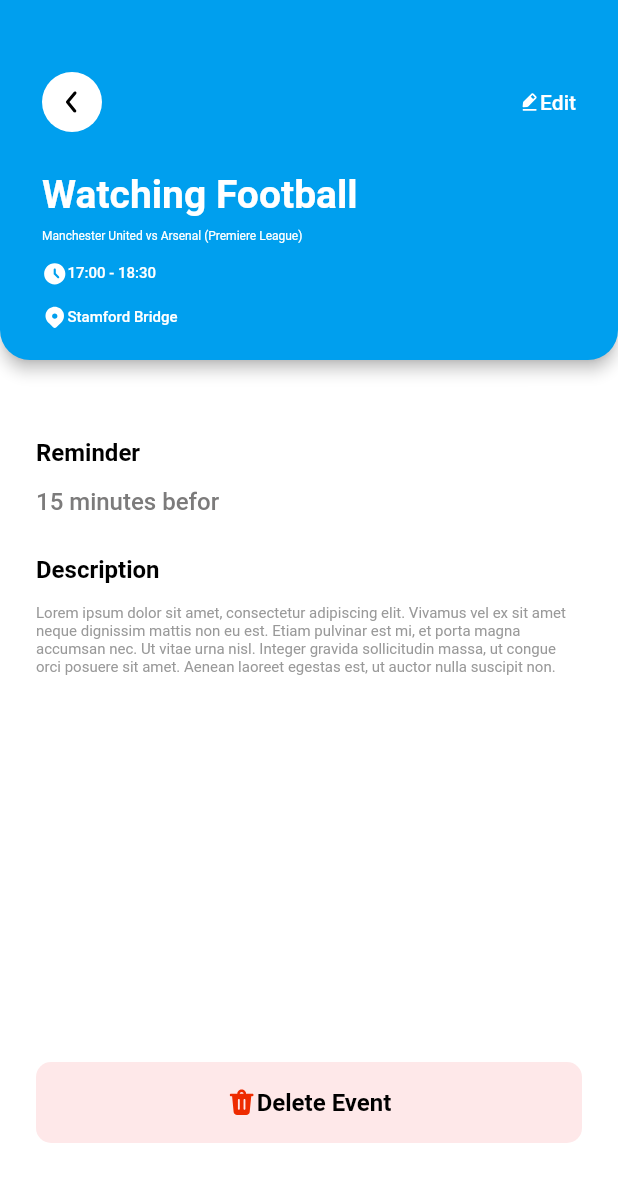
After one commit to Farxodxon/Schedule, a Flutter app: the EventDetails screen opened directly with sample values from the repository, on a phone screen of 412 x 824 dp. The commit adds this screen. Shown: the top 1182 px of the screen. Run offline on Flutter 3.47's test engine with Material 2 defaults, Android fonts, the phone set to English and light mode, and no system bars; our stand-ins replace bloc, flutter_bloc, flutter_svg.

Commit message:
add: Event Details

```diff
--- a/lib/add_event/add_event.dart
+++ b/lib/add_event/add_event.dart
@@ -2,7 +2,6 @@ import 'package:flutter/material.dart';
 import 'package:flutter_svg/svg.dart';
 import 'package:to_do/add_event/add_event_bloc.dart';
 import 'package:to_do/add_event/color_option.dart';
-import 'package:to_do/calendar/calendar_bloc.dart';
 
 class AddEvent extends StatelessWidget {
   AddEvent({super.key});
--- a/lib/app_view.dart
+++ b/lib/app_view.dart
@@ -2,6 +2,8 @@ import 'package:flutter/material.dart';
 import 'package:flutter_bloc/flutter_bloc.dart';
 import 'package:to_do/add_event/add_event.dart';
 import 'package:to_do/calendar/calendar.dart';
+import 'package:to_do/event_details/event_details.dart';
+import 'package:to_do/event_details/event_details_bloc.dart';
 import 'package:to_do/theme_cubit.dart';
 
 class AppView extends StatelessWidget {
@@ -13,11 +15,13 @@ class AppView extends StatelessWidget {
     return BlocBuilder<ThemeCubit, ThemeData>(
       builder: (_, theme) {
         return MaterialApp(
+          debugShowCheckedModeBanner: false,
           theme: theme,
           home:  Calendar(),
           routes: {
             Calendar().routName: (context) => Calendar(),
             AddEvent().routName: (context) => AddEvent(),
+            EventDetails().routName: (context) => EventDetails(),
           },
         );
       },
--- a/lib/calendar/calendar.dart
+++ b/lib/calendar/calendar.dart
@@ -1,17 +1,19 @@
 import 'package:flutter/material.dart';
+import 'package:flutter/services.dart';
 import 'package:flutter_svg/flutter_svg.dart';
 import 'package:to_do/add_event/add_event_bloc.dart';
 import 'package:to_do/add_event/color_option.dart';
 import 'package:to_do/calendar/calendar_bloc.dart';
 import 'package:to_do/calendar/calendar_state.dart';
 import 'package:to_do/data.dart';
+import 'package:to_do/event_details/event_details_bloc.dart';
 
 class Calendar extends StatelessWidget {
   final bloc = CalendarBloc();
   final routName = '/calendar';
-
   @override
   Widget build(BuildContext context) {
+
     return StreamBuilder(
         stream: bloc.stateStream,
         initialData: CalendarState(
@@ -20,7 +22,17 @@ class Calendar extends StatelessWidget {
             year: DateTime.now().year),
         builder: (context, snapshot) {
           final state = snapshot.data;
-          return Scaffold(
+          return AnnotatedRegion<SystemUiOverlayStyle>(
+            value: SystemUiOverlayStyle(
+              statusBarColor: Colors.white,
+              // <-- SEE HERE
+              statusBarIconBrightness: Brightness.dark,
+              //<-- For Android SEE HERE (dark icons)
+              statusBarBrightness:
+              Brightness.light, //<-- For iOS SEE HERE (dark icons)
+            ),
+            child: Scaffold(
+              backgroundColor: Colors.white,
               body: Padding(
                 padding: const EdgeInsets.only(
                   top: 16,
@@ -196,17 +208,28 @@ class Calendar extends StatelessWidget {
                       shrinkWrap: true,
                       physics: const NeverScrollableScrollPhysics(),
                       children: List.generate(
-                        3, (index) => getItemEvent(events[index])),
+                        3,
+                        (index) => getItemEvent(
+                          events[index],
+                          context,
+                        ),
+                      ),
                     )
                   ],
+                ),
               ),
             ),
           );
         });
   }
 
-  Widget getItemEvent(AddEventState addEventState) {
-    return Padding(
+  Widget getItemEvent(AddEventState addEventState, BuildContext context) {
+    return InkWell(
+      onTap: () {
+        Navigator.of(context)
+            .pushNamed('/event_details', arguments: addEventState);
+      },
+      child: Padding(
         padding: const EdgeInsets.symmetric(vertical: 7.0),
         child: Container(
           decoration: BoxDecoration(
@@ -273,6 +296,7 @@ class Calendar extends StatelessWidget {
                 ),
               )
             ],
+          ),
         ),
       ),
     );
--- /dev/null
+++ b/lib/event_details/event_details.dart
@@ -0,0 +1,269 @@
+import 'package:flutter/material.dart';
+import 'package:flutter/services.dart';
+import 'package:flutter_svg/svg.dart';
+import 'package:to_do/add_event/add_event_bloc.dart';
+import 'package:to_do/event_details/event_details_bloc.dart';
+import 'package:to_do/event_details/event_details_state.dart';
+
+class EventDetails extends StatelessWidget {
+  EventDetails({super.key});
+
+  final bloc = EventDetailsBloc();
+  final routName = "/event_details";
+
+  @override
+  Widget build(BuildContext context) {
+    final arg=ModalRoute.of(context)?.settings.arguments as AddEventState;
+
+    return StreamBuilder(
+        stream: bloc.stateStream,
+        initialData: EventDetailsState(
+          addEventState:arg?? AddEventState(
+            name: "",
+            location: "",
+            description: "",
+            dateTime: DateTime.now(),
+            colorOption: bloc.selectedColor,
+          ),
+          title: '',
+          subTitle: '',
+        ),
+        builder: (context, snapshot) {
+          final state = snapshot.data;
+          return Scaffold(
+            resizeToAvoidBottomInset: false,
+            appBar: getAppBar(context,state!.addEventState),
+            backgroundColor: const Color(0xFFFFFFFF),
+            body: Padding(
+              padding: const EdgeInsets.only(
+                top: 48,
+                left: 24,
+                right: 24,
+                bottom: 62,
+              ),
+              child: Column(
+                mainAxisAlignment: MainAxisAlignment.start,
+                crossAxisAlignment: CrossAxisAlignment.start,
+                children: [
+                  const Padding(
+                    padding: EdgeInsets.symmetric(vertical: 4),
+                    child: Text(
+                      "Reminder",
+                      style: TextStyle(
+                        fontWeight: FontWeight.w600,
+                        fontSize: 16,
+                        color: Colors.black,
+                      ),
+                    ),
+                  ),
+                  const SizedBox(height: 10,),
+                  const Text(
+                    "15 minutes befor",
+                    style: TextStyle(
+                      fontWeight: FontWeight.w500,
+                      fontSize: 16,
+                      color: Color(0xFF7C7B7B),
+                    ),
+                  ),
+                  const SizedBox(height: 22,),
+                  const Padding(
+                    padding: EdgeInsets.symmetric(vertical: 4),
+                    child: Text(
+                      "Description",
+                      style: TextStyle(
+                        fontWeight: FontWeight.w600,
+                        fontSize: 16,
+                        color: Colors.black,
+                      ),
+                    ),
+                  ),
+                  const SizedBox(height: 10,),
+                  const Expanded(
+                    child: Text(
+                      "Lorem ipsum dolor sit amet, consectetur adipiscing elit. Vivamus vel ex sit amet neque dignissim mattis non eu est. Etiam pulvinar est mi, et porta magna accumsan nec. Ut vitae urna nisl. Integer gravida sollicitudin massa, ut congue orci posuere sit amet. Aenean laoreet egestas est, ut auctor nulla suscipit non. ",
+                      style: TextStyle(
+                        fontWeight: FontWeight.w400,
+                        fontSize: 10,
+                        color: Color(0xff999999),
+                      ),
+                    ),
+                  ),
+                  InkWell(
+                    onTap: () {
+
+                    },
+                    child: Container(
+                      width: double.infinity,
+                      padding: const EdgeInsets.symmetric(
+                        vertical: 17,
+                        horizontal: 25,
+                      ),
+                      decoration: BoxDecoration(
+                        borderRadius: BorderRadius.circular(10),
+                        color: const Color(0xFFFEE8E9),
+                      ),
+                      alignment: Alignment.center,
+                      child: Row(
+                        mainAxisSize: MainAxisSize.min,
+                        children: [
+                          SvgPicture.asset("assets/icon_delete.svg"),
+                          const Text(
+                            "Delete Event",
+                            style: TextStyle(
+                              fontSize: 16,
+                              fontWeight: FontWeight.w600,
+                              color: Color(0xFF000000),
+                            ),
+                          ),
+                        ],
+                      ),
+                    ),
+                  ),
+                ],
+              ),
+            ),
+          );
+        });
+  }
+
+  getAppBar(BuildContext context, AddEventState addEventState) {
+    return AppBar(
+      toolbarHeight: 0,
+      titleSpacing: 0,
+      systemOverlayStyle:  SystemUiOverlayStyle(
+        statusBarColor: addEventState.colorOption.color,
+        // <-- SEE HERE
+        statusBarIconBrightness: Brightness.light,
+        //<-- For Android SEE HERE (dark icons)
+        statusBarBrightness:
+            Brightness.light, //<-- For iOS SEE HERE (dark icons)
+      ),
+      automaticallyImplyLeading: false,
+      shape: const RoundedRectangleBorder(
+        borderRadius: BorderRadius.vertical(
+          bottom: Radius.circular(20.0),
+        ),
+      ),
+      backgroundColor: addEventState.colorOption.color,
+      bottom: PreferredSize(
+        preferredSize: const Size.fromHeight(240),
+        child: Padding(
+          padding: const EdgeInsets.only(
+            top: 48,
+            left: 28,
+            right: 28,
+            bottom: 20,
+          ),
+          child: Column(
+            mainAxisSize: MainAxisSize.max,
+            mainAxisAlignment: MainAxisAlignment.start,
+            crossAxisAlignment: CrossAxisAlignment.start,
+            children: [
+              Row(
+                mainAxisSize: MainAxisSize.max,
+                mainAxisAlignment: MainAxisAlignment.spaceBetween,
+                children: [
+                  InkWell(
+                    onTap: () {
+                      Navigator.pop(context);
+                    },
+                    child: CircleAvatar(
+                      backgroundColor: Colors.white,
+                      child: SvgPicture.asset(
+                        "assets/icon_left.svg",
+                        width: 24,
+                        height: 24,
+                      ),
+                    ),
+                  ),
+                  Row(
+                    mainAxisSize: MainAxisSize.min,
+                    children: [
+                      SvgPicture.asset(
+                        "assets/icon_edit.svg",
+                        width: 14,
+                        height: 14,
+                      ),
+                      const Text(
+                        "Edit",
+                        style: TextStyle(
+                          fontWeight: FontWeight.w500,
+                          fontSize: 14,
+                          color: Colors.white,
+                        ),
+                      )
+                    ],
+                  )
+                ],
+              ),
+              const SizedBox(
+                height: 20,
+              ),
+               Padding(
+                padding: EdgeInsets.symmetric(vertical: 6.5),
+                child: Text(
+                  addEventState.name,
+                  overflow: TextOverflow.ellipsis,
+                  style: TextStyle(
+                    fontWeight: FontWeight.w600,
+                    fontSize: 26,
+                    color: Colors.white,
+                  ),
+                ),
+              ),
+              // SizedBox(
+              //   height: 5,
+              // ),
+               Padding(
+                padding: EdgeInsets.symmetric(vertical: 2),
+                child: Text(
+                  addEventState.description,
+                  style: TextStyle(
+                    fontWeight: FontWeight.w400,
+                    fontSize: 8,
+                    color: Colors.white,
+                  ),
+                ),
+              ),
+              const SizedBox(
+                height: 10,
+              ),
+              getItem(
+                '17:00 - 18:30',
+                "assets/icon_time.svg",
+              ),
+              const SizedBox(
+                height: 12,
+              ),
+             addEventState.location!=null? getItem(
+                addEventState.location!,
+                "assets/icon_location.svg",
+              ):SizedBox(),
+            ],
+          ),
+        ),
+      ),
+    );
+  }
+
+  Widget getItem(
+    String title,
+    String icon,
+  ) {
+    return Row(children: [
+      SvgPicture.asset(
+        icon,
+        width: 17,
+        color: Colors.white,
+      ),
+      Text(
+        title,
+        style: const TextStyle(
+          fontSize: 10,
+          fontWeight: FontWeight.w500,
+          color: Colors.white,
+        ),
+      )
+    ]);
+  }
+}
--- /dev/null
+++ b/lib/event_details/event_details_bloc.dart
@@ -0,0 +1,53 @@
+import 'dart:async';
+
+import 'package:flutter/material.dart';
+import 'package:flutter_bloc/flutter_bloc.dart';
+import 'package:to_do/add_event/add_event_bloc.dart';
+import 'package:to_do/add_event/color_option.dart';
+import 'package:to_do/event_details/event_details_state.dart';
+
+class EventDetailsBloc extends StateStreamableSource<EventDetailsState> {
+  final _stateStreamController = StreamController<EventDetailsState>();
+
+  Stream<EventDetailsState> get stateStream => _stateStreamController.stream;
+  ColorOption selectedColor =colorOptions[0];
+
+  changeColor(ColorOption? color) {
+    selectedColor = color ??
+        ColorOption(
+            name: "Blue",
+            color: const Color(0xff009FEE),
+            textColor:  const Color(0xff056EA1)
+        );
+    _stateStreamController.add(_getEventState());
+  }
+  EventDetailsState _getEventState() {
+    return EventDetailsState(
+    addEventState: AddEventState(
+      name: "",
+      location: "",
+      description: "",
+      dateTime: DateTime.now(),
+      colorOption: selectedColor,
+    ), title: '', subTitle: '',
+    );
+  }
+
+  @override
+  FutureOr<void> close() {
+    // TODO: implement close
+    throw UnimplementedError();
+  }
+
+  @override
+  // TODO: implement isClosed
+  bool get isClosed => throw UnimplementedError();
+
+  @override
+  // TODO: implement state
+  EventDetailsState get state => throw UnimplementedError();
+
+  @override
+  // TODO: implement stream
+  Stream<EventDetailsState> get stream => throw UnimplementedError();
+}
--- /dev/null
+++ b/lib/event_details/event_details_event.dart
@@ -0,0 +1 @@
+abstract class EventDetailsEvent {}
--- /dev/null
+++ b/lib/event_details/event_details_page.dart
@@ -0,0 +1,16 @@
+
+import 'package:flutter/material.dart';
+import 'package:flutter_bloc/flutter_bloc.dart';
+import 'package:to_do/event_details/event_details.dart';
+import 'package:to_do/event_details/event_details_bloc.dart';
+import 'package:to_do/event_details/event_details_event.dart';
+
+class EventDetailsPage extends StatelessWidget {
+  @override
+  Widget build(context) {
+    return BlocProvider(
+      create: (_) => EventDetailsBloc(),
+      child: EventDetails(),
+    );
+  }
+}
--- /dev/null
+++ b/lib/event_details/event_details_state.dart
@@ -0,0 +1,13 @@
+import 'package:to_do/add_event/add_event_bloc.dart';
+
+class EventDetailsState {
+  AddEventState addEventState;
+  String title;
+  String subTitle;
+
+  EventDetailsState({
+    required this.addEventState,
+    required this.title,
+    required this.subTitle,
+  });
+}
```
Also changed, not shown: assets/icon_delete.svg (added), assets/icon_edit.svg (added). Lines whose indentation alone changed are shown as unchanged.
